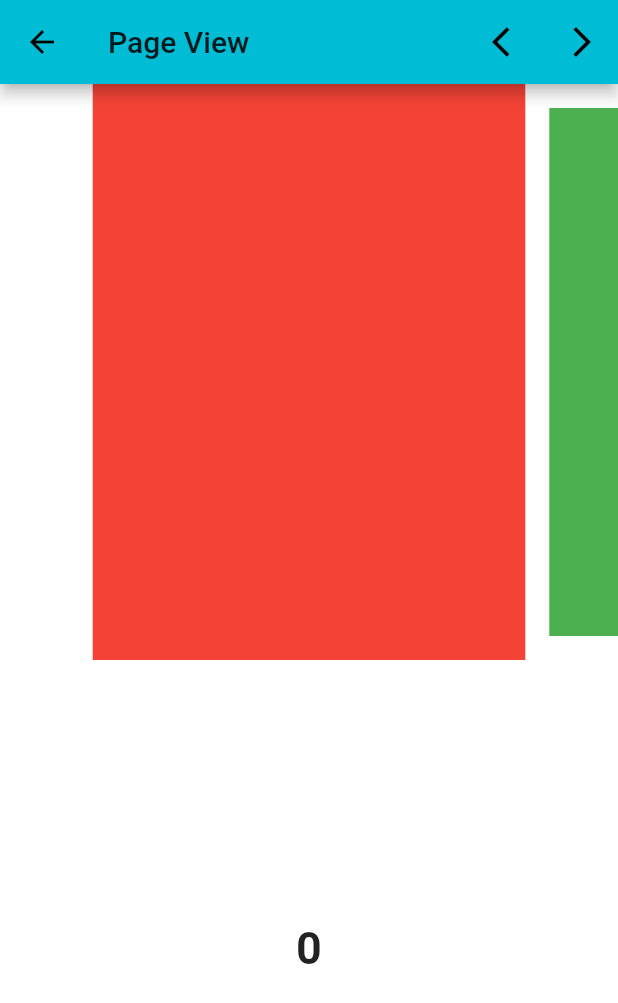
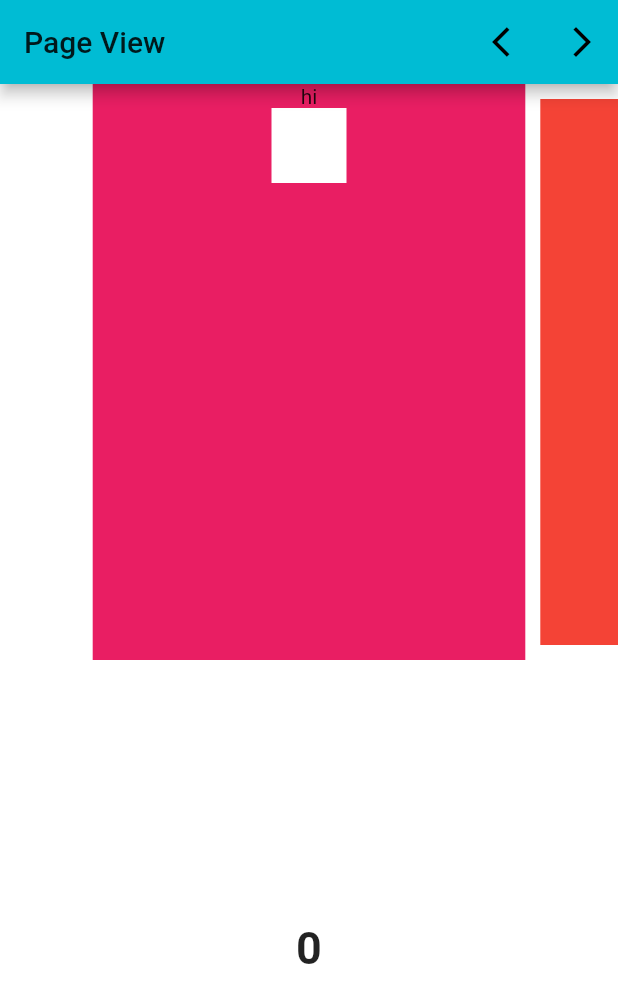
Before and after one commit to PitiDev/lek-det, a Flutter app: the Test screen opened directly, on a phone screen of 412 x 824 dp. Shown: the top 1003 px of the screen. Run offline on Flutter 3.47's test engine with Material 2 defaults, Android fonts, the phone set to English and light mode, and no system bars.

Commit message:
test page view

```diff
--- a/lib/app.dart
+++ b/lib/app.dart
@@ -1,5 +1,7 @@
 import 'package:flutter/material.dart';
 import 'package:lek_det/pages/Lek_laos/Lek_laos.dart';
+import 'package:lek_det/pages/Lek_laos/test.dart';
+import 'package:lek_det/pages/Lek_laos/test2.dart';
 
 class MyApp extends StatelessWidget {
   @override
@@ -11,7 +13,7 @@ class MyApp extends StatelessWidget {
         primaryColor: Colors.cyan,
         scaffoldBackgroundColor: Colors.white,
       ),
-      home: LekLaos(),
+      home: Test(),
     );
   }
 }
--- a/lib/pages/Lek_laos/test.dart
+++ b/lib/pages/Lek_laos/test.dart
@@ -45,33 +45,71 @@ class _TestState extends State<Test> {
                 pageSnapping: true,
                 controller: pageController,
                 children: [
-                AnimatedContainer(
-                  duration: Duration(milliseconds: 300),
-                  margin: pageChange == 0
-                      ? EdgeInsets.all(0)
-                      : EdgeInsets.all(16),
+                  Container(
+                    margin: pageChange == 0 ?
+                    EdgeInsets.all(0) : EdgeInsets.all(10) ,
+                    width: 300,
+                    height: 300,
+                    color: Colors.pink,
+                    child: Column(
+                      children: [
+                        Text("hi"),
+                        Container(
+                          width: 50,
+                          height: 50,
+                          decoration: BoxDecoration(
+                            color: Colors.white
+                          ),
+                        )
+                      ],
+                    ),
+                  ),
+                  Container(
+                    margin: pageChange == 1 ?
+                    EdgeInsets.all(0) : EdgeInsets.all(10) ,
+                    width: 300,
+                    height: 300,
                     color: Colors.red,
+                    child: Column(
+                      children: [
+                        Text("hi"),
+                        Container(
+                          width: 50,
+                          height: 50,
+                          decoration: BoxDecoration(
+                              color: Colors.white
                           ),
-                AnimatedContainer(
-                  duration: Duration(milliseconds: 300),
-                  margin: pageChange == 1
-                      ? EdgeInsets.all(0)
-                      : EdgeInsets.all(16),
-                  color: Colors.green,
+                        )
+                      ],
                     ),
-                AnimatedContainer(
-                  duration: Duration(milliseconds: 300),
-                  margin: pageChange == 2
-                      ? EdgeInsets.all(0)
-                      : EdgeInsets.all(16),
+                  ),
+                  Container(
+                    margin: pageChange == 2 ?
+                    EdgeInsets.all(0) : EdgeInsets.all(10) ,
+                    width: 300,
+                    height: 300,
                     color: Colors.blue,
+                    child: Column(
+                      children: [
+                        Text("hi"),
+                        Container(
+                          width: 50,
+                          height: 50,
+                          decoration: BoxDecoration(
+                              color: Colors.white
                           ),
-                AnimatedContainer(
-                  duration: Duration(milliseconds: 300),
-                  margin: pageChange == 3
-                      ? EdgeInsets.all(0)
-                      : EdgeInsets.all(16),
-                  color: Colors.pink,
+                        ),
+                        SizedBox(height: 50,),
+                        Container(
+                          width: 100,
+                          height: 100,
+                          decoration: BoxDecoration(
+                            color: Colors.white
+                          ),
+                        ),
+                        Expanded(child: Container())
+                      ],
+                    ),
                   ),
 
                 ],
```
Also changed, not shown: lib/pages/Lek_laos/components/background.dart (+16 -16 lines), lib/pages/Lek_laos/components/body.dart (+24 -8 lines), lib/pages/Lek_laos/components/card_with_lottery.dart (+9 -9 lines), lib/pages/Lek_laos/components/search_box.dart (+17 -4 lines), lib/pages/Lek_laos/test2.dart (+21 -41 lines). Lines whose indentation alone changed are shown as unchanged.
